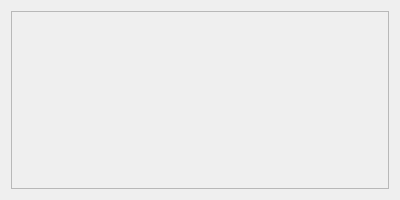
First picture: the form in uis/activityInputLinks.ui, repository dsgoficial/SAP_Operador, before the edit.
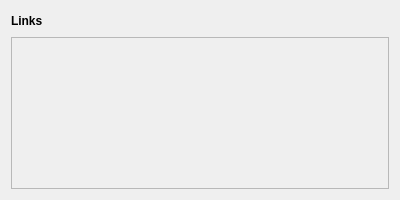
Second picture: the form after the edit.

```diff
--- a/uis/activityInputLinks.ui
+++ b/uis/activityInputLinks.ui
@@ -33,6 +33,30 @@
   </property>
   <layout class="QGridLayout" name="gridLayout">
    <item row="0" column="0">
+    <layout class="QHBoxLayout" name="horizontalLayout">
+     <item>
+      <widget class="QLabel" name="label">
+       <property name="text">
+        <string>&lt;b&gt;Links &lt;/b&gt;</string>
+       </property>
+      </widget>
+     </item>
+     <item>
+      <spacer name="horizontalSpacer">
+       <property name="orientation">
+        <enum>Qt::Horizontal</enum>
+       </property>
+       <property name="sizeHint" stdset="0">
+        <size>
+         <width>40</width>
+         <height>20</height>
+        </size>
+       </property>
+      </spacer>
+     </item>
+    </layout>
+   </item>
+   <item row="1" column="0">
     <widget class="QScrollArea" name="scrollArea">
      <property name="widgetResizable">
       <bool>true</bool>
@@ -43,7 +67,7 @@
         <x>0</x>
         <y>0</y>
         <width>380</width>
-        <height>180</height>
+        <height>152</height>
        </rect>
       </property>
       <layout class="QVBoxLayout" name="verticalLayout"/>
```
